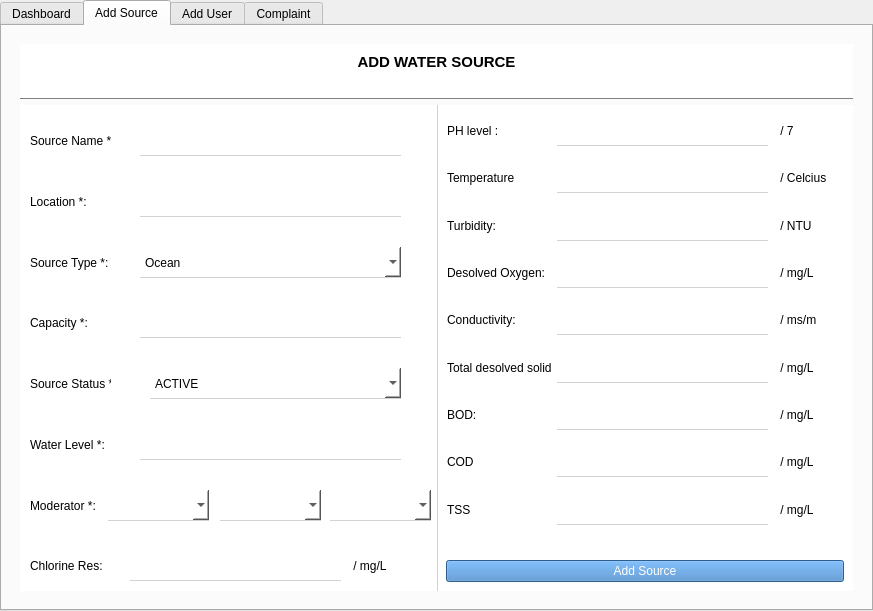
First picture: the form in dashboard.ui, repository NganeEmmanuel/waterMonitor, before the edit.
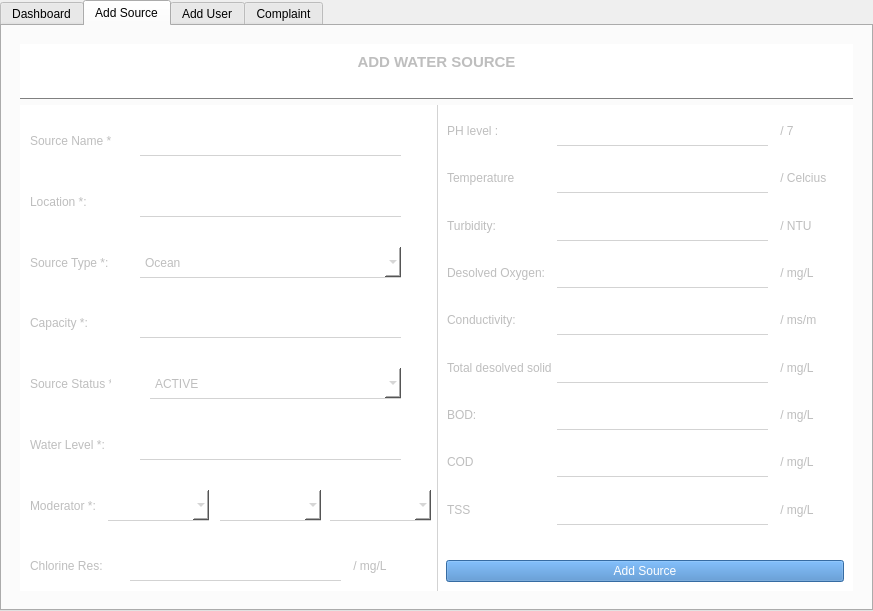
Second picture: the form after the edit. The open tabs and pages were chosen to show the change.

Commit message: access design

```diff
--- a/dashboard.ui
+++ b/dashboard.ui
@@ -43,6 +43,9 @@
    </property>
    <item>
     <widget class="QTabWidget" name="tabWidget">
+     <property name="enabled">
+      <bool>true</bool>
+     </property>
      <property name="currentIndex">
       <number>0</number>
      </property>
@@ -245,6 +248,9 @@
       </layout>
      </widget>
      <widget class="QWidget" name="tab_2">
+      <property name="enabled">
+       <bool>false</bool>
+      </property>
       <attribute name="title">
        <string>Add Source</string>
       </attribute>
```
Left out of the diff: 5 changed lines with no effect on the pictures. The commit also changes 2 other files.
